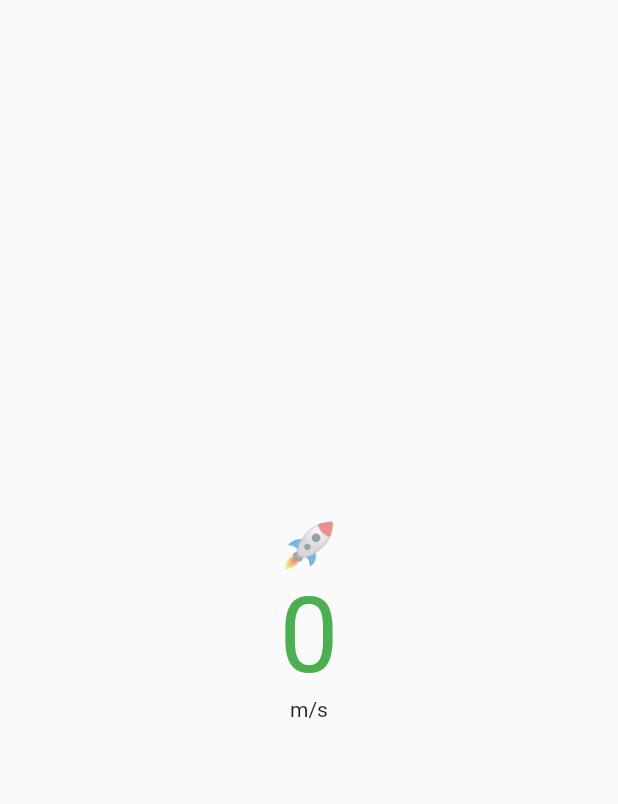
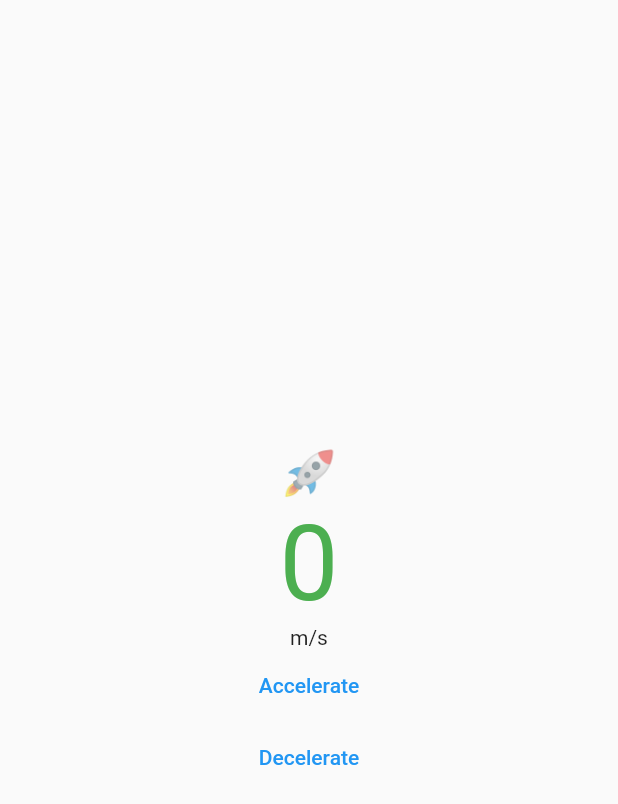
Before and after one commit to ChrisWongAtCUHK/flutter_animations_demo, a Flutter app: the RocketScreen screen opened by its route, on a phone screen of 412 x 824 dp. Shown: the top 804 px of the screen. Run offline on Flutter 3.47's test engine with Material 2 defaults, Android fonts, the phone set to English and light mode, and no system bars.

Commit message:
Text animation

```diff
--- a/lib/views/rocket.dart
+++ b/lib/views/rocket.dart
@@ -1,4 +1,6 @@
 import 'package:flutter/material.dart';
+
+const _speedOfLight = 100;
 
 class RocketScreen extends StatefulWidget {
   const RocketScreen({super.key});
@@ -7,7 +9,17 @@ class RocketScreen extends StatefulWidget {
   State<RocketScreen> createState() => _RocketScreenState();
 }
 
-class _RocketScreenState extends State<RocketScreen> {
+class _RocketScreenState extends State<RocketScreen>
+    with SingleTickerProviderStateMixin {
+  late final AnimationController _animationController =
+      AnimationController(vsync: this, duration: const Duration(seconds: 5));
+
+  late final Animation _textAnimation = IntTween(begin: 0, end: _speedOfLight)
+      .animate(CurvedAnimation(
+          parent: _animationController,
+          curve: Curves.easeOut,
+          reverseCurve: Curves.easeIn));
+
   @override
   Widget build(BuildContext context) {
     final ThemeData theme = Theme.of(context);
@@ -23,17 +35,33 @@ class _RocketScreenState extends State<RocketScreen> {
               style: theme.textTheme.headlineMedium,
               textAlign: TextAlign.center,
             ),
-            Text(
-              '0',
-              style: theme.textTheme.headlineLarge?.copyWith(
-                fontSize: 70,
-                color: Colors.green,
-              ),
-              textAlign: TextAlign.center,
-            ),
+            AnimatedBuilder(
+                animation: _animationController,
+                builder: (BuildContext context, _) {
+                  return Text(
+                    _textAnimation.value.toString(),
+                    style: theme.textTheme.headlineLarge?.copyWith(
+                      fontSize: 70,
+                      color: Colors.green,
+                    ),
+                    textAlign: TextAlign.center,
+                  );
+                }),
             const Text(
               'm/s',
               textAlign: TextAlign.center,
+            ),
+            TextButton(
+              onPressed: () {
+                _animationController.forward();
+              },
+              child: const Text('Accelerate'),
+            ),
+            TextButton(
+              onPressed: () {
+                _animationController.reverse();
+              },
+              child: const Text('Decelerate'),
             ),
           ],
         ),
```
